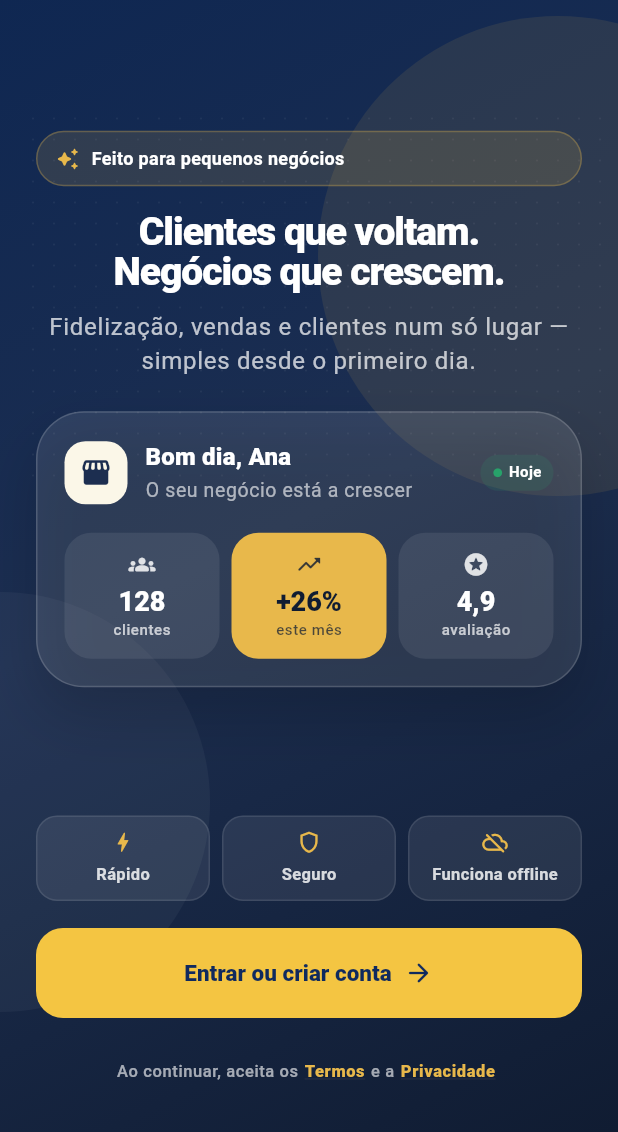
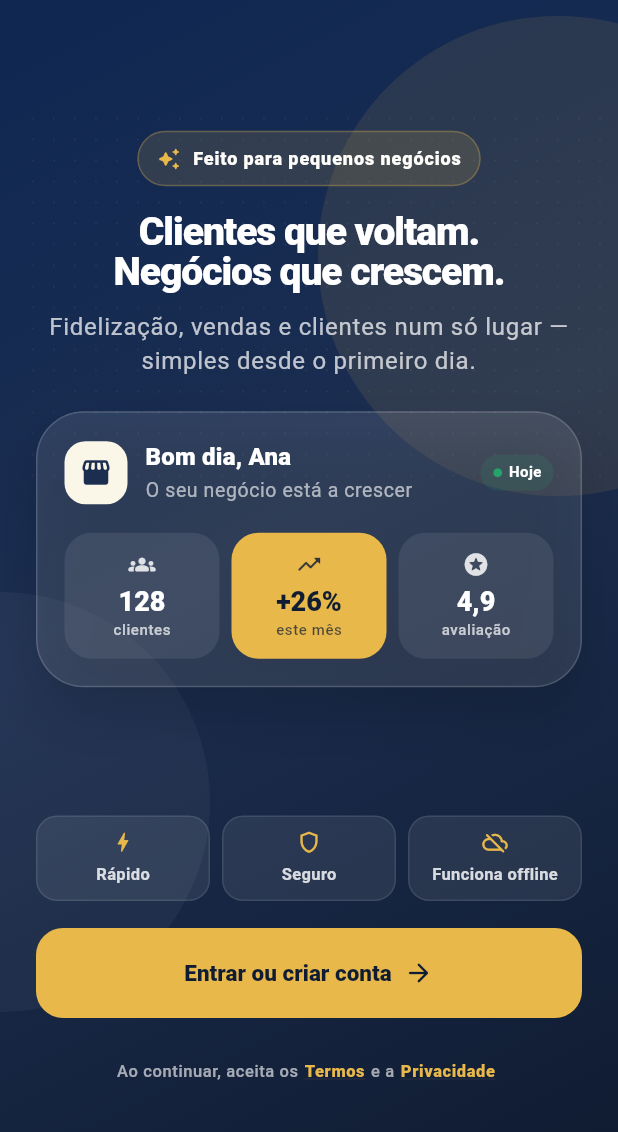
Before and after one commit to diasbim/maisum, a Flutter app: the PhoneAuthScreen screen opened by its route, on a phone screen of 412 x 824 dp, the part 104-1236 px from its top. Run offline on Flutter 3.47's test engine with Material 3 defaults, Android fonts, the phone set to English and light mode, and no system bars; our stand-ins replace app_links, cloud_firestore, connectivity_plus, firebase_analytics, firebase_auth, firebase_core and 12 more; missing offline and left inert: dart:html, mobile_scanner, nfc_manager, workmanager; accounts and stored records are empty; statements that could not run were skipped.

Commit message:
Apply senior UI/UX review fixes to auth and customer flows
- Add official Google logo asset and GoogleLogo widget for Google Sign-In button (branding compliance)
- Add shared EyebrowBadge component, remove duplicated badge markup in role gate and phone auth screens
- Treat Google Sign-In cancellation as a no-op instead of a hard error (new GoogleSignInCancelledException)
- Replace hardcoded brand colors with AppColors tokens in phone auth screen
- Add press-feedback animation to role gate panels
- Fix silent WhatsApp launch failure in customer business detail (now reports error and shows a SnackBar)
- Make the push-notification tile retryable when activation can plausibly succeed
- Fix SnackBar queueing bug so retry result replaces the loading SnackBar immediately
- Add semantic label to customer business-count chip for screen readers
- Fix earned-points color convention mismatch in activity summary
- Add regression tests for WhatsApp failure handling and push retry flow

Co-authored-by: Copilot <223556219+Copilot@users.noreply.github.com>

```diff
--- a/lib/core/errors/app_exception.dart
+++ b/lib/core/errors/app_exception.dart
@@ -21,6 +21,15 @@ final class CustomerFeatureDisabledException extends AppException {
   ]);
 }
 
+/// Thrown when the user closes the Google account picker without choosing
+/// an account. This is a normal, expected user action — not a failure — so
+/// it must never be reported as an error or surfaced with error styling.
+final class GoogleSignInCancelledException extends AppException {
+  const GoogleSignInCancelledException([
+    super.message = 'Login cancelado.',
+  ]);
+}
+
 final class ServerException extends AppException {
   const ServerException(
       {required this.statusCode, String message = 'Erro no servidor.'})
--- /dev/null
+++ b/lib/design_system/components/eyebrow_badge.dart
@@ -0,0 +1,62 @@
+import 'package:flutter/material.dart';
+
+import '../../core/theme/app_colors.dart';
+import '../../core/theme/app_layout.dart';
+
+/// A small pill-shaped label used to introduce a section on a hero/brand
+/// surface (e.g. "ESCOLHA O SEU PERFIL", "Feito para pequenos negócios").
+///
+/// Centralizes the badge's shape, background and border so every screen
+/// reuses the same shell instead of re-declaring an almost-identical
+/// `Container` + `BoxDecoration` per hero.
+class EyebrowBadge extends StatelessWidget {
+  const EyebrowBadge({
+    super.key,
+    required this.label,
+    this.icon,
+    this.textColor = AppColors.white,
+  });
+
+  final String label;
+  final IconData? icon;
+  final Color textColor;
+
+  @override
+  Widget build(BuildContext context) {
+    return Container(
+      padding: const EdgeInsets.symmetric(
+        horizontal: AppSpacing.md,
+        vertical: AppSpacing.sm,
+      ),
+      decoration: BoxDecoration(
+        color: AppColors.secondary.withValues(alpha: 0.14),
+        borderRadius: BorderRadius.circular(AppRadius.pill),
+        border: Border.all(
+          color: AppColors.secondary.withValues(alpha: 0.28),
+        ),
+      ),
+      child: Row(
+        mainAxisSize: MainAxisSize.min,
+        children: [
+          if (icon != null) ...[
+            Icon(icon, color: AppColors.secondary, size: 16),
+            const SizedBox(width: AppSpacing.sm),
+          ],
+          Flexible(
+            child: Text(
+              label,
+              maxLines: 1,
+              overflow: TextOverflow.ellipsis,
+              style: TextStyle(
+                color: textColor,
+                fontSize: 12,
+                fontWeight: FontWeight.w800,
+                letterSpacing: 0.6,
+              ),
+            ),
+          ),
+        ],
+      ),
+    );
+  }
+}
--- a/lib/design_system/components/maisum_button.dart
+++ b/lib/design_system/components/maisum_button.dart
@@ -21,6 +21,7 @@ class MaisUmButton extends StatelessWidget {
     this.enabled = true,
     this.variant = MaisUmButtonVariant.primary,
     this.leadingIcon,
+    this.leadingWidget,
     this.trailingIcon,
     this.iconColor,
     this.height = AppControlSize.button,
@@ -38,6 +39,11 @@ class MaisUmButton extends StatelessWidget {
   final bool enabled;
   final MaisUmButtonVariant variant;
   final IconData? leadingIcon;
+
+  /// A custom leading widget (e.g. a brand logo) shown instead of
+  /// [leadingIcon] when provided. Use this for third-party brand marks that
+  /// must not be recolored/resized like a generic [Icon].
+  final Widget? leadingWidget;
   final IconData? trailingIcon;
   final Color? iconColor;
   final double height;
@@ -75,6 +81,7 @@ class MaisUmButton extends StatelessWidget {
               key: const ValueKey('label'),
               label: label,
               leadingIcon: leadingIcon,
+              leadingWidget: leadingWidget,
               trailingIcon: trailingIcon,
               iconColor: iconColor,
             ),
@@ -160,12 +167,14 @@ class _ButtonLabel extends StatelessWidget {
     super.key,
     required this.label,
     this.leadingIcon,
+    this.leadingWidget,
     this.trailingIcon,
     this.iconColor,
   });
 
   final String label;
   final IconData? leadingIcon;
+  final Widget? leadingWidget;
   final IconData? trailingIcon;
   final Color? iconColor;
 
@@ -175,7 +184,10 @@ class _ButtonLabel extends StatelessWidget {
       mainAxisAlignment: MainAxisAlignment.center,
       mainAxisSize: MainAxisSize.min,
       children: [
-        if (leadingIcon != null) ...[
+        if (leadingWidget != null) ...[
+          leadingWidget!,
+          const SizedBox(width: AppSpacing.sm),
+        ] else if (leadingIcon != null) ...[
           Icon(leadingIcon, size: 20, color: iconColor),
           const SizedBox(width: AppSpacing.sm),
         ],
--- a/lib/design_system/design_system.dart
+++ b/lib/design_system/design_system.dart
@@ -1,3 +1,5 @@
+export 'components/eyebrow_badge.dart';
+export 'components/google_logo.dart';
 export 'components/loading_button.dart';
 export 'components/maisum_app_bar.dart';
 export 'components/maisum_button.dart';
--- a/lib/features/auth/presentation/phone_auth_screen.dart
+++ b/lib/features/auth/presentation/phone_auth_screen.dart
@@ -19,6 +19,8 @@ import '../../../core/widgets/app_feedback.dart';
 import '../../../core/widgets/brand_mark.dart';
 import '../../../shared/widgets/keyboard_aware_page.dart';
 import '../../../design_system/components/maisum_button.dart';
+import '../../../design_system/components/google_logo.dart';
+import '../../../design_system/components/eyebrow_badge.dart';
 import '../../../design_system/components/loading_button.dart';
 import '../../../design_system/components/maisum_surface.dart';
 import '../../../design_system/components/maisum_text_field.dart';
@@ -29,8 +31,6 @@ import 'otp_verification_screen.dart';
 import 'post_auth_navigation.dart';
 
 const _defaultCountryDialCode = '+258';
-const _brandNavy = Color(0xFF102A5E);
-const _brandAccent = Color(0xFFF4C542);
 
 class PhoneAuthScreen extends ConsumerStatefulWidget {
   const PhoneAuthScreen({
@@ -268,6 +268,8 @@ class _PhoneAuthScreenState extends ConsumerState<PhoneAuthScreen>
       final route = await resolvePostAuthRoute(ref.read);
       if (!mounted) return;
       context.go(route);
+    } on GoogleSignInCancelledException {
+      // The user closed the account picker — not an error, nothing to show.
     } catch (e, st) {
       AppErrorReporter.report(e, st, hint: 'auth_google_button');
       if (!mounted) return;
@@ -522,9 +524,12 @@ class _PhoneAuthScreenState extends ConsumerState<PhoneAuthScreen>
                                                 loadingLabel: 'A autenticar...',
                                                 variant: MaisUmButtonVariant
                                                     .outlined,
-                                                leadingIcon:
-                                                    Icons.g_mobiledata_rounded,
+                                                leadingWidget: const GoogleLogo(
+                                                  size: 20,
+                                                ),
                                                 radius: AppRadius.lg,
+                                                backgroundColor:
+                                                    AppColors.white,
                                                 foregroundColor:
                                                     AppColors.onSurface,
                                               ),
@@ -882,7 +887,10 @@ class _WelcomeScreen extends StatelessWidget {
                                   width: contentWidth,
                                   child: Column(
                                     children: [
-                                      const _WelcomeEyebrow(),
+                                      const EyebrowBadge(
+                                        label: 'Feito para pequenos negócios',
+                                        icon: Icons.auto_awesome_rounded,
+                                      ),
                                       SizedBox(height: tight ? 10 : 16),
                                       Text(
                                         'Clientes que voltam.\nNegócios que crescem.',
@@ -991,49 +999,6 @@ class _WelcomeBrand extends StatelessWidget {
   }
 }
 
-class _WelcomeEyebrow extends StatelessWidget {
-  const _WelcomeEyebrow();
-
-  @override
-  Widget build(BuildContext context) {
-    return Container(
-      padding: const EdgeInsets.symmetric(
-        horizontal: AppSpacing.md,
-        vertical: AppSpacing.sm,
-      ),
-      decoration: BoxDecoration(
-        color: AppColors.secondary.withValues(alpha: 0.14),
-        borderRadius: BorderRadius.circular(AppRadius.pill),
-        border: Border.all(
-          color: AppColors.secondary.withValues(alpha: 0.28),
-        ),
-      ),
-      child: const Row(
-        children: [
-          Icon(
-            Icons.auto_awesome_rounded,
-            color: AppColors.secondary,
-            size: 16,
-          ),
-          SizedBox(width: AppSpacing.sm),
-          Flexible(
-            child: Text(
-              'Feito para pequenos negócios',
-              maxLines: 1,
-              overflow: TextOverflow.ellipsis,
-              style: TextStyle(
-                color: Colors.white,
-                fontSize: 12,
-                fontWeight: FontWeight.w700,
-              ),
-            ),
-          ),
-        ],
-      ),
-    );
-  }
-}
-
 class _WelcomeAvatar extends StatelessWidget {
   const _WelcomeAvatar();
 
@@ -1388,8 +1353,8 @@ class _WelcomePrimaryButton extends StatelessWidget {
         trailingIcon: Icons.arrow_forward_rounded,
         height: compact ? 56 : 60,
         radius: AppRadius.lg,
-        backgroundColor: _brandAccent,
-        foregroundColor: _brandNavy,
+        backgroundColor: AppColors.secondary,
+        foregroundColor: AppColors.primaryDarker,
       ),
     );
   }
@@ -1612,7 +1577,7 @@ class _CountryCodePrefix extends StatelessWidget {
                 key: const Key('default_country_code'),
                 style: theme.textTheme.bodyMedium?.copyWith(
                   fontWeight: FontWeight.w800,
-                  color: _brandNavy,
+                  color: AppColors.primaryDarker,
                   letterSpacing: 0.3,
                 ),
               ),
--- a/pubspec.yaml
+++ b/pubspec.yaml
@@ -78,4 +78,5 @@ flutter:
     - assets/images/imagesplash.png
     - assets/images/logo.png
     - assets/images/logotypographi.png
+    - assets/images/google_logo.png
     - assets/google_fonts/
```
Also changed, not shown: lib/core/services/firebase_auth_service.dart (+16 -2 lines), lib/design_system/components/google_logo.dart (added, +27 -0 lines), lib/features/auth/presentation/auth_controller.dart (+7 -0 lines), lib/features/auth/presentation/role_gate_screen.dart (+16 -29 lines), lib/features/customer_app/presentation/customer_screens.dart (+83 -3 lines), lib/features/customer_app/presentation/widgets/customer_components.dart (+12 -3 lines), assets/images/google_logo.png (added), 3 other files.
